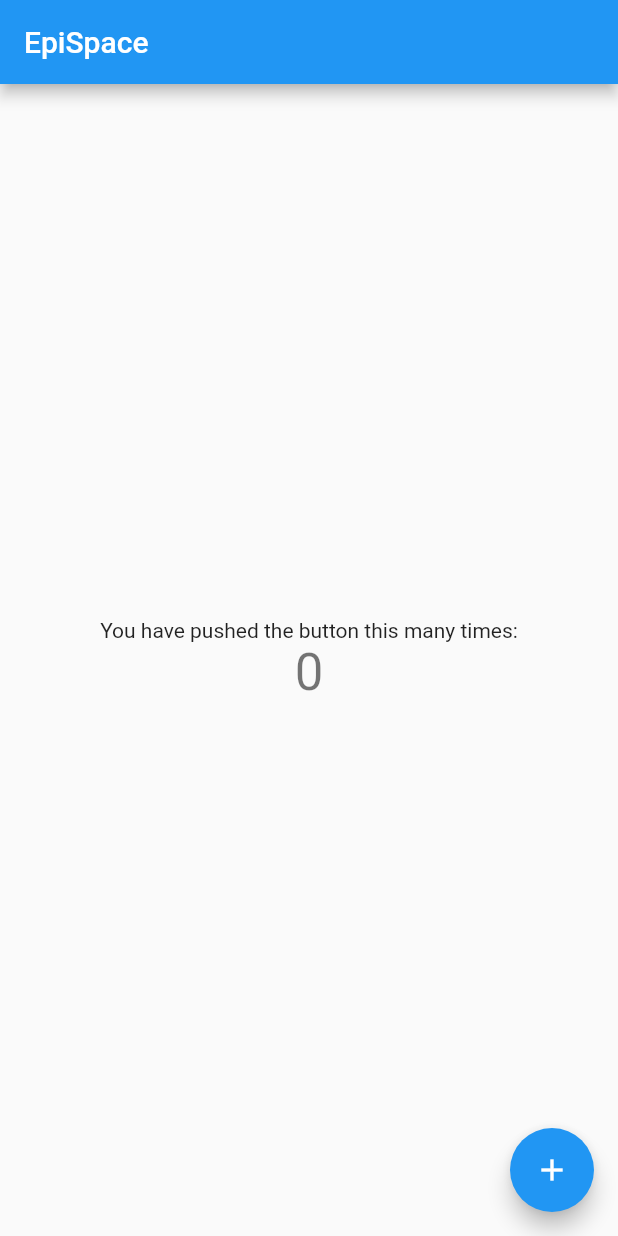
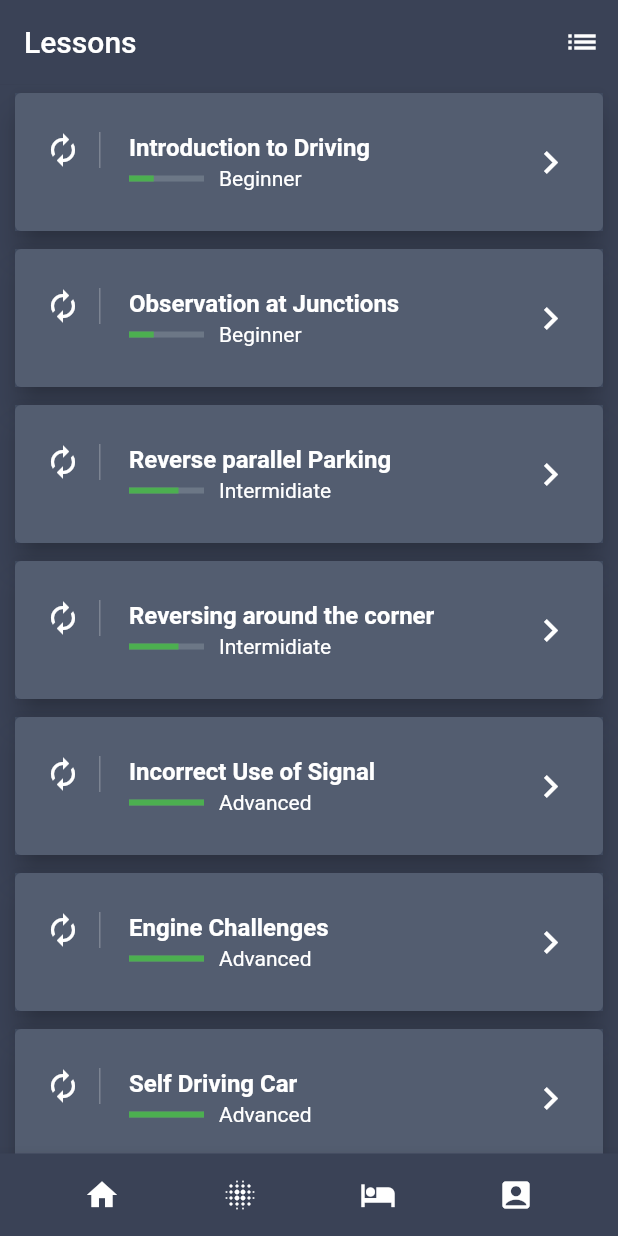
Before and after one commit to Brukols/Newspacepers, a Flutter app: the screen it shows after launch, on a phone screen of 412 x 824 dp. Run offline on Flutter 3.47's test engine with Material 2 defaults, Android fonts, the phone set to English and light mode, and no system bars; Roboto replaces fonts that are missing (Raleway).

Commit message:
Add struct app

```diff
--- /dev/null
+++ b/epi_space/lib/fetch_fake_news.dart
@@ -0,0 +1,200 @@
+import 'package:flutter/material.dart';
+import 'package:epi_space/model/lesson.dart';
+import 'package:epi_space/detail_page.dart';
+import 'package:epi_space/main.dart';
+
+class ListPage extends StatefulWidget {
+  ListPage({Key key, this.title}) : super(key: key);
+
+  final String title;
+
+  @override
+  _ListPageState createState() => _ListPageState();
+}
+
+class _ListPageState extends State<ListPage> {
+  List lessons;
+
+  @override
+  void initState() {
+    lessons = getLessons();
+    super.initState();
+  }
+
+  @override
+  Widget build(BuildContext context) {
+    ListTile makeListTile(Lesson lesson) => ListTile(
+      contentPadding:
+      EdgeInsets.symmetric(horizontal: 20.0, vertical: 10.0),
+      leading: Container(
+        padding: EdgeInsets.only(right: 12.0),
+        decoration: new BoxDecoration(
+            border: new Border(
+                right: new BorderSide(width: 1.0, color: Colors.white24))),
+        child: Icon(Icons.autorenew, color: Colors.white),
+      ),
+      title: Text(
+        lesson.title,
+        style: TextStyle(color: Colors.white, fontWeight: FontWeight.bold),
+      ),
+      // subtitle: Text("Intermediate", style: TextStyle(color: Colors.white)),
+
+      subtitle: Row(
+        children: <Widget>[
+          Expanded(
+              flex: 1,
+              child: Container(
+                // tag: 'hero',
+                child: LinearProgressIndicator(
+                    backgroundColor: Color.fromRGBO(209, 224, 224, 0.2),
+                    value: lesson.indicatorValue,
+                    valueColor: AlwaysStoppedAnimation(Colors.green)),
+              )),
+          Expanded(
+            flex: 4,
+            child: Padding(
+                padding: EdgeInsets.only(left: 10.0),
+                child: Text(lesson.level,
+                    style: TextStyle(color: Colors.white))),
+          )
+        ],
+      ),
+      trailing:
+      Icon(Icons.keyboard_arrow_right, color: Colors.white, size: 30.0),
+      onTap: () {
+        Navigator.push(
+            context,
+            MaterialPageRoute(
+                builder: (context) => DetailPage(lesson: lesson)));
+      },
+    );
+
+    Card makeCard(Lesson lesson) => Card(
+      elevation: 8.0,
+      margin: new EdgeInsets.symmetric(horizontal: 10.0, vertical: 6.0),
+      child: Container(
+        decoration: BoxDecoration(color: Color.fromRGBO(64, 75, 96, .9)),
+        child: makeListTile(lesson),
+      ),
+    );
+
+    final makeBody = Container(
+      // decoration: BoxDecoration(color: Color.fromRGBO(58, 66, 86, 1.0)),
+      child: ListView.builder(
+        scrollDirection: Axis.vertical,
+        shrinkWrap: true,
+        itemCount: lessons.length,
+        itemBuilder: (BuildContext context, int index) {
+          return makeCard(lessons[index]);
+        },
+      ),
+    );
+
+    final makeBottom = Container(
+      height: 55.0,
+      child: BottomAppBar(
+        color: Color.fromRGBO(58, 66, 86, 1.0),
+        child: Row(
+          mainAxisAlignment: MainAxisAlignment.spaceEvenly,
+          children: <Widget>[
+            IconButton(
+              icon: Icon(Icons.home, color: Colors.white),
+              onPressed: () {},
+            ),
+            IconButton(
+              icon: Icon(Icons.blur_on, color: Colors.white),
+              onPressed: () {
+                Navigator.push(
+                  context,
+                  MaterialPageRoute(builder: (context) => SecondRoute()),
+                );},
+            ),
+            IconButton(
+              icon: Icon(Icons.hotel, color: Colors.white),
+              onPressed: () {},
+            ),
+            IconButton(
+              icon: Icon(Icons.account_box, color: Colors.white),
+              onPressed: () {},
+            )
+          ],
+        ),
+      ),
+    );
+    final topAppBar = AppBar(
+      elevation: 0.1,
+      backgroundColor: Color.fromRGBO(58, 66, 86, 1.0),
+      title: Text(widget.title),
+      actions: <Widget>[
+        IconButton(
+          icon: Icon(Icons.list),
+          onPressed: () {
+
+          },
+        )
+      ],
+    );
+
+    return Scaffold(
+      backgroundColor: Color.fromRGBO(58, 66, 86, 1.0),
+      appBar: topAppBar,
+      body: makeBody,
+      bottomNavigationBar: makeBottom,
+    );
+  }
+}
+
+
+List getLessons() {
+  return [
+    Lesson(
+        title: "Introduction to Driving",
+        level: "Beginner",
+        indicatorValue: 0.33,
+        price: 20,
+        content:
+        "Start by taking a couple of minutes to read the info in this section. Launch your app and click on the Settings menu.  While on the settings page, click the Save button.  You should see a circular progress indicator display in the middle of the page and the user interface elements cannot be clicked due to the modal barrier that is constructed."),
+    Lesson(
+        title: "Observation at Junctions",
+        level: "Beginner",
+        indicatorValue: 0.33,
+        price: 50,
+        content:
+        "Start by taking a couple of minutes to read the info in this section. Launch your app and click on the Settings menu.  While on the settings page, click the Save button.  You should see a circular progress indicator display in the middle of the page and the user interface elements cannot be clicked due to the modal barrier that is constructed."),
+    Lesson(
+        title: "Reverse parallel Parking",
+        level: "Intermidiate",
+        indicatorValue: 0.66,
+        price: 30,
+        content:
+        "Start by taking a couple of minutes to read the info in this section. Launch your app and click on the Settings menu.  While on the settings page, click the Save button.  You should see a circular progress indicator display in the middle of the page and the user interface elements cannot be clicked due to the modal barrier that is constructed."),
+    Lesson(
+        title: "Reversing around the corner",
+        level: "Intermidiate",
+        indicatorValue: 0.66,
+        price: 30,
+        content:
+        "Start by taking a couple of minutes to read the info in this section. Launch your app and click on the Settings menu.  While on the settings page, click the Save button.  You should see a circular progress indicator display in the middle of the page and the user interface elements cannot be clicked due to the modal barrier that is constructed."),
+    Lesson(
+        title: "Incorrect Use of Signal",
+        level: "Advanced",
+        indicatorValue: 1.0,
+        price: 50,
+        content:
+        "Start by taking a couple of minutes to read the info in this section. Launch your app and click on the Settings menu.  While on the settings page, click the Save button.  You should see a circular progress indicator display in the middle of the page and the user interface elements cannot be clicked due to the modal barrier that is constructed."),
+    Lesson(
+        title: "Engine Challenges",
+        level: "Advanced",
+        indicatorValue: 1.0,
+        price: 50,
+        content:
+        "Start by taking a couple of minutes to read the info in this section. Launch your app and click on the Settings menu.  While on the settings page, click the Save button.  You should see a circular progress indicator display in the middle of the page and the user interface elements cannot be clicked due to the modal barrier that is constructed."),
+    Lesson(
+        title: "Self Driving Car",
+        level: "Advanced",
+        indicatorValue: 1.0,
+        price: 50,
+        content:
+        "Start by taking a couple of minutes to read the info in this section. Launch your app and click on the Settings menu.  While on the settings page, click the Save button.  You should see a circular progress indicator display in the middle of the page and the user interface elements cannot be clicked due to the modal barrier that is constructed.  ")
+  ];
+}
--- a/epi_space/lib/main.dart
+++ b/epi_space/lib/main.dart
@@ -1,4 +1,5 @@
 import 'package:flutter/material.dart';
+import 'package:epi_space/fetch_fake_news.dart';
 
 void main() => runApp(MyApp());
 
@@ -8,19 +9,28 @@ class MyApp extends StatelessWidget {
   Widget build(BuildContext context) {
     return MaterialApp(
       title: 'Flutter Demo',
-      theme: ThemeData(
-        // This is the theme of your application.
-        //
-        // Try running your application with "flutter run". You'll see the
-        // application has a blue toolbar. Then, without quitting the app, try
-        // changing the primarySwatch below to Colors.green and then invoke
-        // "hot reload" (press "r" in the console where you ran "flutter run",
-        // or simply save your changes to "hot reload" in a Flutter IDE).
-        // Notice that the counter didn't reset back to zero; the application
-        // is not restarted.
-        primarySwatch: Colors.blue,
+      theme: new ThemeData(
+          primaryColor: Color.fromRGBO(58, 66, 86, 1.0), fontFamily: 'Raleway'),
+      home: new ListPage(title: 'Lessons'),
+    );
+  }
+}
+
+class SecondRoute extends StatelessWidget {
+  @override
+  Widget build(BuildContext context) {
+    return Scaffold(
+      appBar: AppBar(
+        title: Text("Second Route"),
       ),
-      home: MyHomePage(title: 'EpiSpace'),
+      body: Center(
+        child: RaisedButton(
+          onPressed: () {
+            Navigator.pop(context);
+          },
+          child: Text('Go back!'),
+        ),
+      ),
     );
   }
 }
--- /dev/null
+++ b/epi_space/lib/model/lesson.dart
@@ -0,0 +1,10 @@
+class Lesson {
+  String title;
+  String level;
+  double indicatorValue;
+  int price;
+  String content;
+
+  Lesson(
+      {this.title, this.level, this.indicatorValue, this.price, this.content});
+}
--- a/epi_space/pubspec.yaml
+++ b/epi_space/pubspec.yaml
@@ -44,7 +44,8 @@ flutter:
   # assets:
   #  - images/a_dot_burr.jpeg
   #  - images/a_dot_ham.jpeg
-
+  assets:
+    - assets/
   # An image asset can refer to one or more resolution-specific "variants", see
   # https://flutter.dev/assets-and-images/#resolution-aware.
 
```
Also changed, not shown: epi_space/lib/detail_page.dart (added, +128 -0 lines), epi_space/assets/test.jpg (added).
